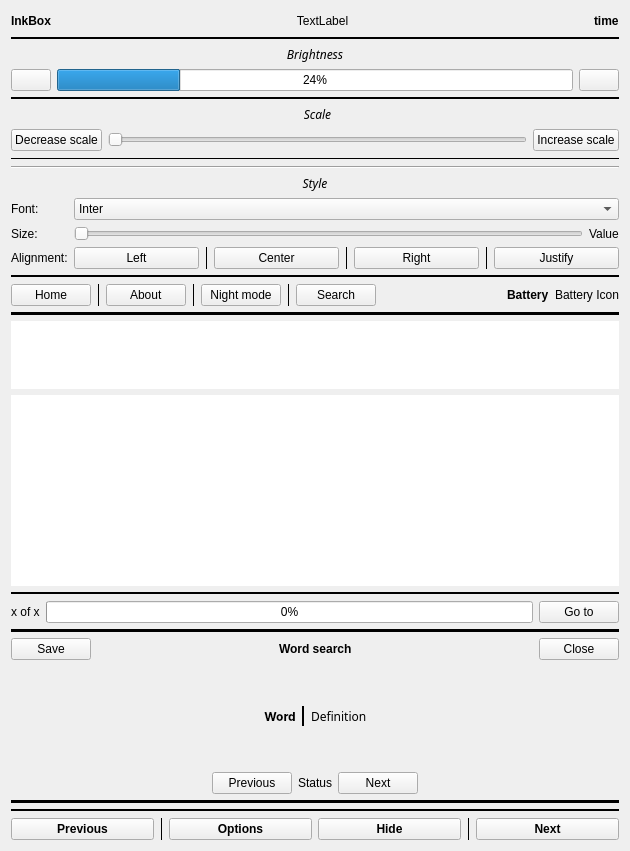
This is reader.ui in Quill-OS/quill as Qt 5 draws it before an edit. The edited form follows.
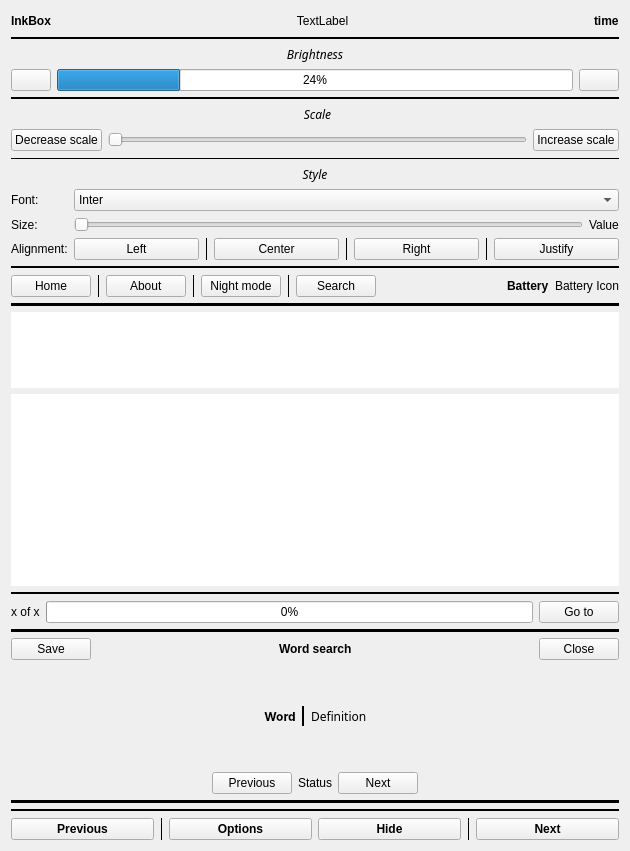
This is the edited form.

Commit message: PDF scaling implemented and working

Patch:
```diff
--- a/reader.ui
+++ b/reader.ui
@@ -756,13 +756,6 @@
                </property>
               </widget>
              </item>
-             <item>
-              <widget class="Line" name="line_19">
-               <property name="orientation">
-                <enum>Qt::Horizontal</enum>
-               </property>
-              </widget>
-             </item>
             </layout>
            </widget>
            <widget class="QWidget" name="page_16"/>
```
The commit also changes 1 other file.
